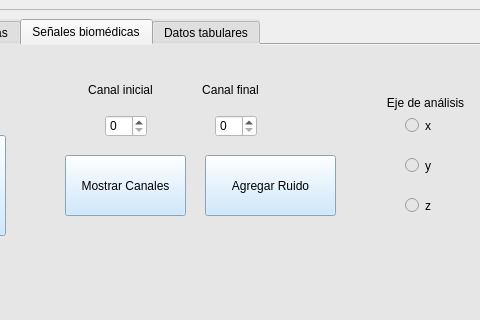
This is Vista/principal.ui in msofiaalmanza-coder/BioSync as Qt 5 draws it before an edit; both pictures show x 186 to 666 and y 0 to 320 of the 770 by 645 pixel window. The edited form follows.
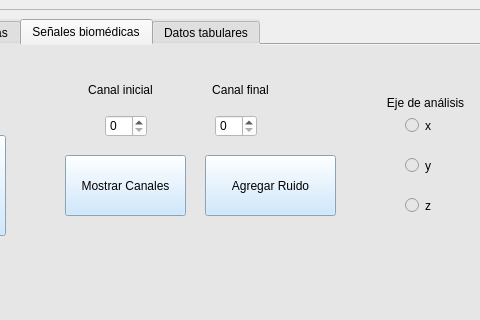
This is the edited form. The open tabs and pages were chosen to show the change.

Commit message: cambio interfaz

```diff
--- a/Vista/principal.ui
+++ b/Vista/principal.ui
@@ -718,7 +718,7 @@
           <rect>
            <x>340</x>
            <y>20</y>
-           <width>91</width>
+           <width>111</width>
            <height>51</height>
           </rect>
          </property>
```
Left out of the diff: 2 changed lines with no effect on the pictures.
